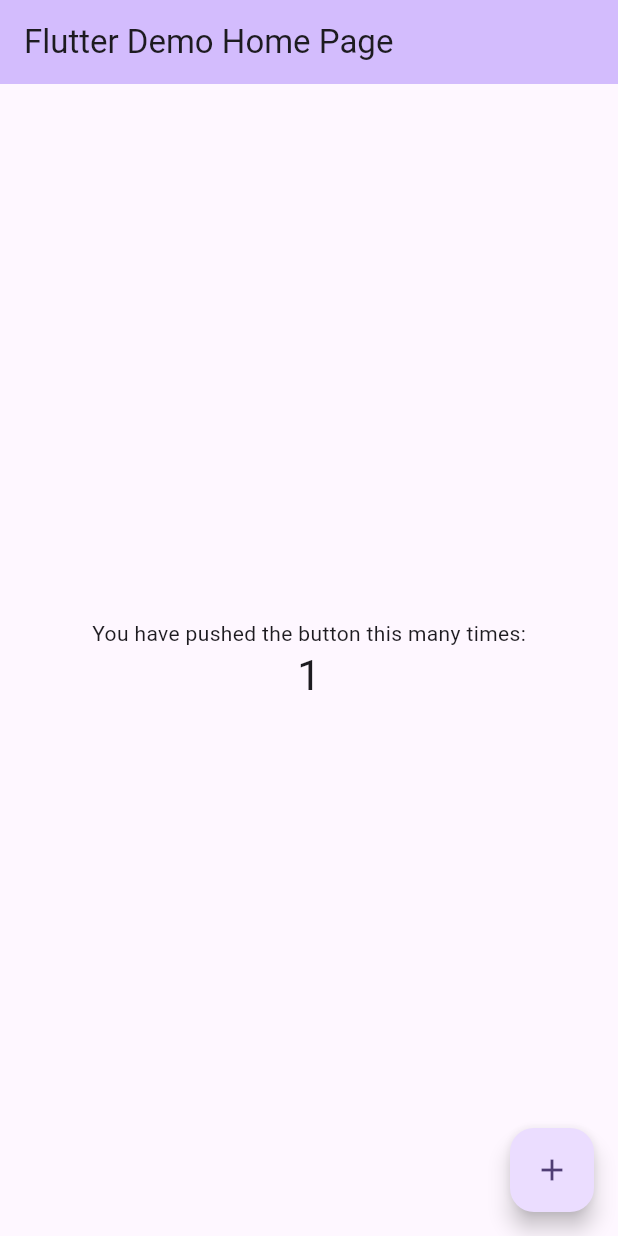
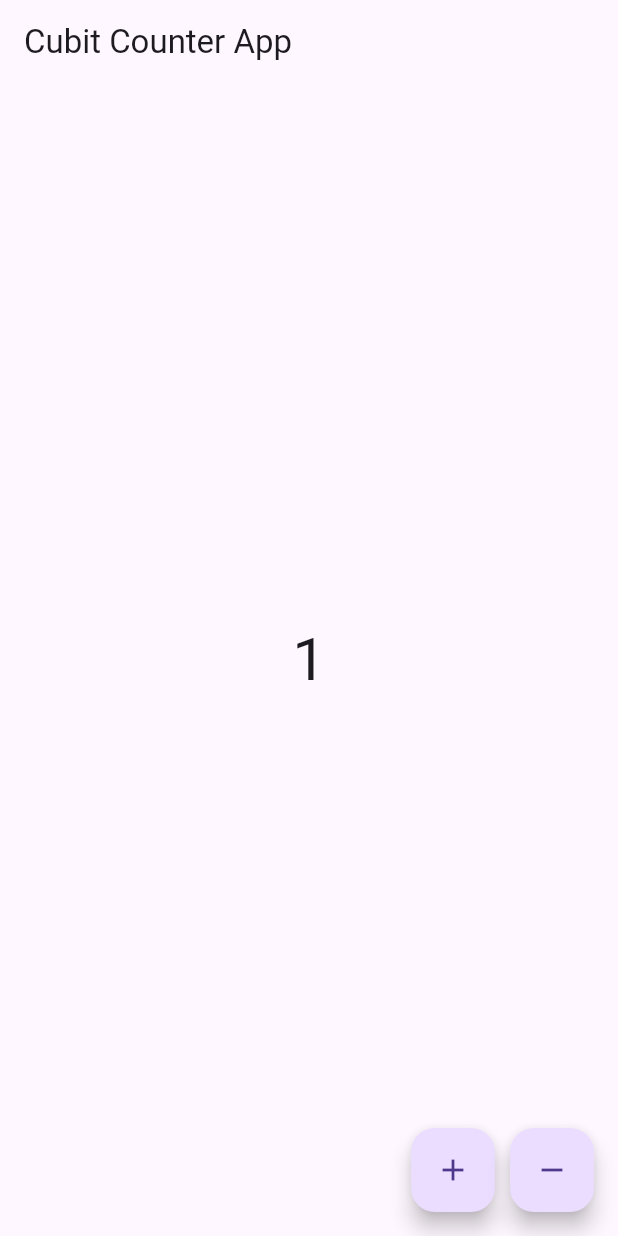
Before and after one commit to Masumraj1/cubit, a Flutter app: the screen it shows after launch, after a tap on the "add" icon, on a phone screen of 412 x 824 dp. Run offline on Flutter 3.47's test engine with Material 3 defaults, Android fonts, the phone set to English and light mode, and no system bars; our stand-ins replace flutter_bloc.

Commit message:
start cubit

```diff
--- /dev/null
+++ b/lib/features/auth/presentaion/counter_cubit.dart
@@ -0,0 +1,9 @@
+import 'package:flutter_bloc/flutter_bloc.dart';
+
+// Cubit class
+class CounterCubit extends Cubit<int> {
+  CounterCubit() : super(0); // প্রথম state = 0
+
+  void increment() => emit(state + 1);
+  void decrement() => emit(state - 1);
+}
--- /dev/null
+++ b/lib/features/auth/presentaion/counter_page.dart
@@ -0,0 +1,40 @@
+import 'package:flutter/material.dart';
+import 'package:flutter_bloc/flutter_bloc.dart';
+
+import 'counter_cubit.dart';
+
+class CounterPage extends StatelessWidget {
+  const CounterPage({super.key});
+
+  @override
+  Widget build(BuildContext context) {
+    // BlocBuilder state observe করে
+    return Scaffold(
+      appBar: AppBar(title: const Text("Cubit Counter App")),
+      body: Center(
+        child: BlocBuilder<CounterCubit, int>(
+          builder: (context, count) {
+            return Text(
+              '$count',
+              style: const TextStyle(fontSize: 40),
+            );
+          },
+        ),
+      ),
+      floatingActionButton: Row(
+        mainAxisAlignment: MainAxisAlignment.end,
+        children: [
+          FloatingActionButton(
+            onPressed: () => context.read<CounterCubit>().increment(),
+            child: const Icon(Icons.add),
+          ),
+          const SizedBox(width: 10),
+          FloatingActionButton(
+            onPressed: () => context.read<CounterCubit>().decrement(),
+            child: const Icon(Icons.remove),
+          ),
+        ],
+      ),
+    );
+  }
+}
--- a/lib/main.dart
+++ b/lib/main.dart
@@ -1,122 +1,14 @@
 import 'package:flutter/material.dart';
+import 'package:flutter_bloc/flutter_bloc.dart';
+
+import 'features/auth/presentaion/counter_cubit.dart';
+import 'my_App.dart';
 
 void main() {
-  runApp(const MyApp());
+  runApp(
+    BlocProvider(
+      create: (_) => CounterCubit(),
+      child: const MyApp(),
+    ),
+  );
 }
-
-class MyApp extends StatelessWidget {
-  const MyApp({super.key});
-
-  // This widget is the root of your application.
-  @override
-  Widget build(BuildContext context) {
-    return MaterialApp(
-      title: 'Flutter Demo',
-      theme: ThemeData(
-        // This is the theme of your application.
-        //
-        // TRY THIS: Try running your application with "flutter run". You'll see
-        // the application has a purple toolbar. Then, without quitting the app,
-        // try changing the seedColor in the colorScheme below to Colors.green
-        // and then invoke "hot reload" (save your changes or press the "hot
-        // reload" button in a Flutter-supported IDE, or press "r" if you used
-        // the command line to start the app).
-        //
-        // Notice that the counter didn't reset back to zero; the application
-        // state is not lost during the reload. To reset the state, use hot
-        // restart instead.
-        //
-        // This works for code too, not just values: Most code changes can be
-        // tested with just a hot reload.
-        colorScheme: ColorScheme.fromSeed(seedColor: Colors.deepPurple),
-      ),
-      home: const MyHomePage(title: 'Flutter Demo Home Page'),
-    );
-  }
-}
-
-class MyHomePage extends StatefulWidget {
-  const MyHomePage({super.key, required this.title});
-
-  // This widget is the home page of your application. It is stateful, meaning
-  // that it has a State object (defined below) that contains fields that affect
-  // how it looks.
-
-  // This class is the configuration for the state. It holds the values (in this
-  // case the title) provided by the parent (in this case the App widget) and
-  // used by the build method of the State. Fields in a Widget subclass are
-  // always marked "final".
-
-  final String title;
-
-  @override
-  State<MyHomePage> createState() => _MyHomePageState();
-}
-
-class _MyHomePageState extends State<MyHomePage> {
-  int _counter = 0;
-
-  void _incrementCounter() {
-    setState(() {
-      // This call to setState tells the Flutter framework that something has
-      // changed in this State, which causes it to rerun the build method below
-      // so that the display can reflect the updated values. If we changed
-      // _counter without calling setState(), then the build method would not be
-      // called again, and so nothing would appear to happen.
-      _counter++;
-    });
-  }
-
-  @override
-  Widget build(BuildContext context) {
-    // This method is rerun every time setState is called, for instance as done
-    // by the _incrementCounter method above.
-    //
-    // The Flutter framework has been optimized to make rerunning build methods
-    // fast, so that you can just rebuild anything that needs updating rather
-    // than having to individually change instances of widgets.
-    return Scaffold(
-      appBar: AppBar(
-        // TRY THIS: Try changing the color here to a specific color (to
-        // Colors.amber, perhaps?) and trigger a hot reload to see the AppBar
-        // change color while the other colors stay the same.
-        backgroundColor: Theme.of(context).colorScheme.inversePrimary,
-        // Here we take the value from the MyHomePage object that was created by
-        // the App.build method, and use it to set our appbar title.
-        title: Text(widget.title),
-      ),
-      body: Center(
-        // Center is a layout widget. It takes a single child and positions it
-        // in the middle of the parent.
-        child: Column(
-          // Column is also a layout widget. It takes a list of children and
-          // arranges them vertically. By default, it sizes itself to fit its
-          // children horizontally, and tries to be as tall as its parent.
-          //
-          // Column has various properties to control how it sizes itself and
-          // how it positions its children. Here we use mainAxisAlignment to
-          // center the children vertically; the main axis here is the vertical
-          // axis because Columns are vertical (the cross axis would be
-          // horizontal).
-          //
-          // TRY THIS: Invoke "debug painting" (choose the "Toggle Debug Paint"
-          // action in the IDE, or press "p" in the console), to see the
-          // wireframe for each widget.
-          mainAxisAlignment: MainAxisAlignment.center,
-          children: <Widget>[
-            const Text('You have pushed the button this many times:'),
-            Text(
-              '$_counter',
-              style: Theme.of(context).textTheme.headlineMedium,
-            ),
-          ],
-        ),
-      ),
-      floatingActionButton: FloatingActionButton(
-        onPressed: _incrementCounter,
-        tooltip: 'Increment',
-        child: const Icon(Icons.add),
-      ), // This trailing comma makes auto-formatting nicer for build methods.
-    );
-  }
-}
--- /dev/null
+++ b/lib/my_App.dart
@@ -0,0 +1,14 @@
+import 'package:flutter/material.dart';
+
+import 'features/auth/presentaion/counter_page.dart';
+
+class MyApp extends StatelessWidget {
+  const MyApp({super.key});
+
+  @override
+  Widget build(BuildContext context) {
+    return MaterialApp(
+      home: CounterPage(),
+    );
+  }
+}
--- a/pubspec.yaml
+++ b/pubspec.yaml
@@ -34,6 +34,7 @@ dependencies:
   # The following adds the Cupertino Icons font to your application.
   # Use with the CupertinoIcons class for iOS style icons.
   cupertino_icons: ^1.0.8
+  flutter_bloc: ^9.1.1
 
 dev_dependencies:
   flutter_test:
```
Also changed, not shown: pubspec.lock, 1 other file.
